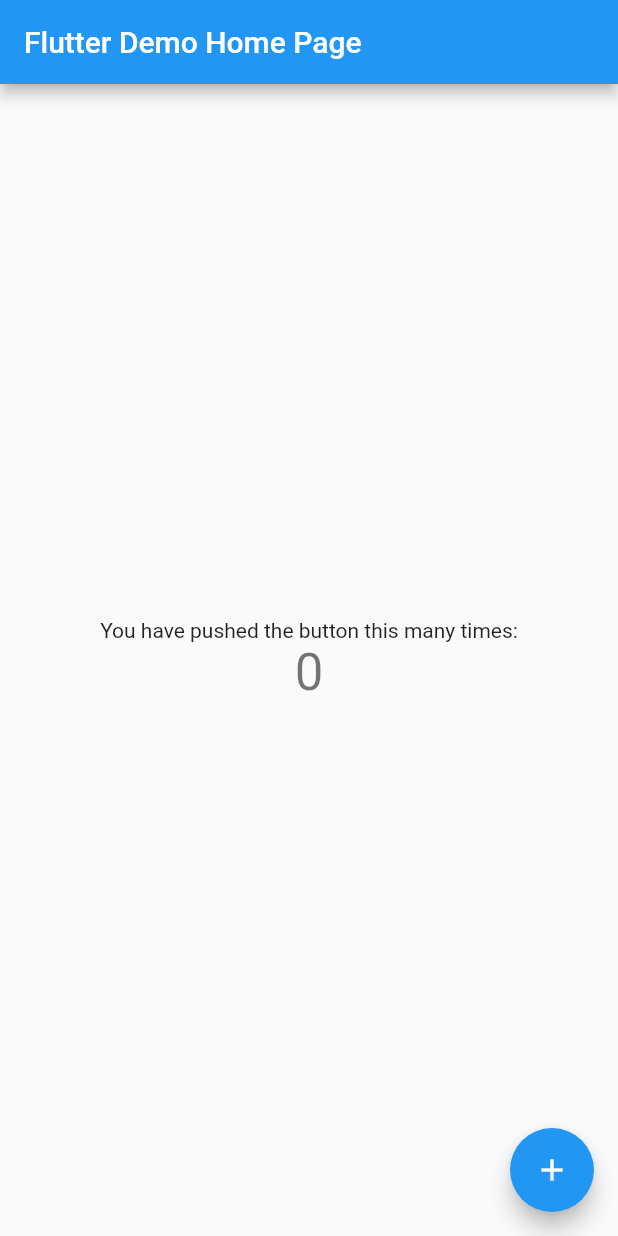
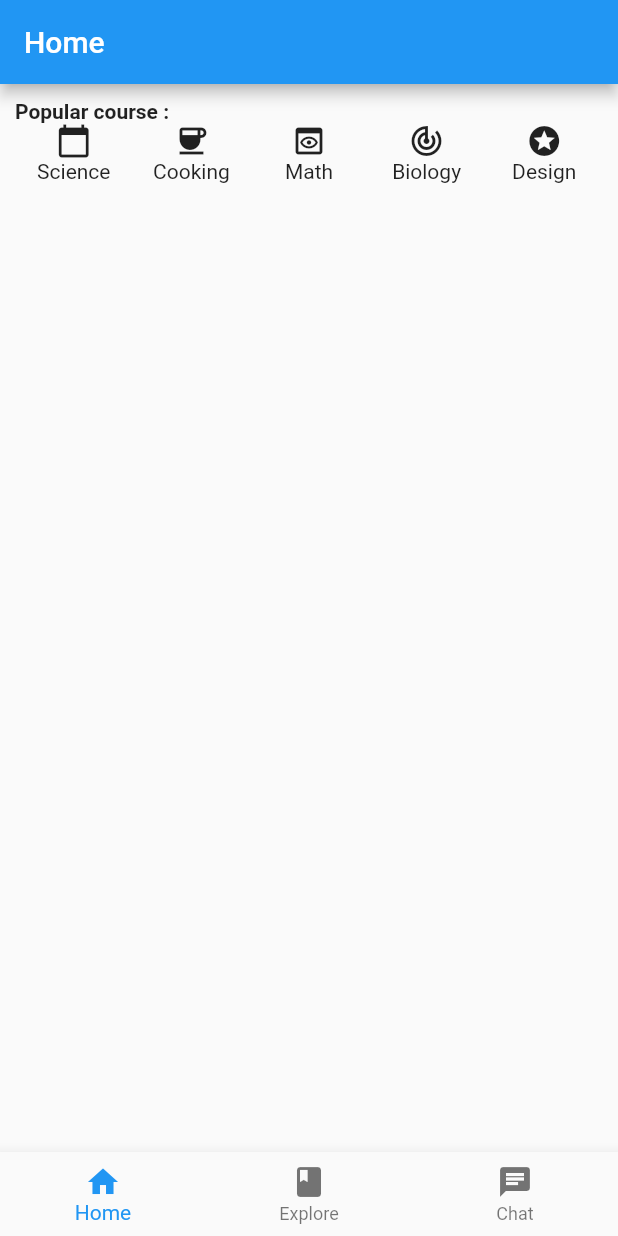
Before and after one commit to mocamacama/utsmobdev, a Flutter app: the screen it shows after launch, on a phone screen of 412 x 824 dp. Run offline on Flutter 3.47's test engine with Material 2 defaults, Android fonts, the phone set to English and light mode, and no system bars.

Commit message:
botton jadi dan sedikit atas

```diff
--- /dev/null
+++ b/lib/haiz1.dart
@@ -0,0 +1,75 @@
+import 'package:flutter/material.dart';
+
+class Home extends StatefulWidget {
+  // final String id;
+
+  // Daftarjadwal({required this.id}) : super();
+
+  @override
+  _Home createState() => _Home();
+}
+
+class _Home extends State<Home> {
+  // String id;
+
+  // _Daftarjadwal(this.id);
+
+  @override
+  Widget build(BuildContext context) {
+    return Scaffold(
+        appBar: AppBar(
+          title: Text('Home'),
+        ),
+        body: Padding(
+            padding: EdgeInsets.only(left: 10, right: 10, top: 10, bottom: 10),
+            child: Column(
+              // ignore: prefer_const_literals_to_create_immutables
+              mainAxisAlignment: MainAxisAlignment.start,
+              crossAxisAlignment: CrossAxisAlignment.start,
+              children: [
+                Text(
+                  "Popular course :",
+                  style: TextStyle(fontWeight: FontWeight.bold),
+                ),
+                SizedBox(width: 50),
+                Row(
+                  children: [
+                    Expanded(
+                      flex: 1,
+                      child: Column(
+                        children: [Icon(Icons.calendar_today), Text("Science")],
+                      ),
+                    ),
+                    Expanded(
+                      flex: 1,
+                      child: Column(
+                        children: [Icon(Icons.coffee), Text("Cooking")],
+                      ),
+                    ),
+                    Expanded(
+                      flex: 1,
+                      child: Column(
+                        children: [Icon(Icons.preview_outlined), Text("Math")],
+                      ),
+                    ),
+                    Expanded(
+                      flex: 1,
+                      child: Column(
+                        children: [
+                          Icon(Icons.track_changes_outlined),
+                          Text("Biology")
+                        ],
+                      ),
+                    ),
+                    Expanded(
+                      flex: 1,
+                      child: Column(
+                        children: [Icon(Icons.stars), Text("Design")],
+                      ),
+                    ),
+                  ],
+                )
+              ],
+            )));
+  }
+}
--- /dev/null
+++ b/lib/haiz2.dart
@@ -0,0 +1,35 @@
+// ignore_for_file: prefer_const_constructors
+
+import 'package:flutter/material.dart';
+
+class Explore extends StatefulWidget {
+  // final String id;
+
+  // Daftarsiswa({required this.id}) : super();
+
+  @override
+  _Explore createState() => _Explore();
+}
+
+class _Explore extends State<Explore> {
+  // String id;
+
+  // _Daftarsiswa(this.id);
+
+  @override
+  Widget build(BuildContext context) {
+    return Scaffold(
+        appBar: AppBar(
+          title: const Text("Explore"),
+        ),
+        body: Padding(
+            padding: EdgeInsets.only(left: 10, right: 10, top: 10, bottom: 10),
+            child: Column(
+              // ignore: prefer_const_literals_to_create_immutables
+              children: [
+                Text("PIKACHU"),
+                // Image(image: AssetImage('assets/pikachu.jpg'))
+              ],
+            )));
+  }
+}
--- a/lib/main.dart
+++ b/lib/main.dart
@@ -1,4 +1,11 @@
+// ignore_for_file: prefer_const_constructors
+
 import 'package:flutter/material.dart';
+import 'package:uts_mobdev/haiz2.dart';
+
+import 'haiz1.dart';
+import 'haiz3.dart';
+import 'haiz2.dart';
 
 void main() {
   runApp(const MyApp());
@@ -49,6 +56,9 @@
 
 class _MyHomePageState extends State<MyHomePage> {
   int _counter = 0;
+  final formKey = GlobalKey<FormState>();
+  int _selectedIndex = 0;
+  final bottomBar = [Home(), Explore(), Chat()];
 
   void _incrementCounter() {
     setState(() {
@@ -61,55 +71,27 @@
     });
   }
 
+  void _onTapItem(int index) {
+    setState(() {
+      _selectedIndex = index;
+    });
+  }
+
   @override
   Widget build(BuildContext context) {
-    // This method is rerun every time setState is called, for instance as done
-    // by the _incrementCounter method above.
-    //
-    // The Flutter framework has been optimized to make rerunning build methods
-    // fast, so that you can just rebuild anything that needs updating rather
-    // than having to individually change instances of widgets.
     return Scaffold(
-      appBar: AppBar(
-        // Here we take the value from the MyHomePage object that was created by
-        // the App.build method, and use it to set our appbar title.
-        title: Text(widget.title),
+      body: bottomBar.elementAt(_selectedIndex),
+      bottomNavigationBar: BottomNavigationBar(
+        // ignore: prefer_const_literals_to_create_immutables
+        items: <BottomNavigationBarItem>[
+          BottomNavigationBarItem(icon: Icon(Icons.home), label: "Home"),
+          BottomNavigationBarItem(icon: Icon(Icons.book), label: "Explore"),
+          BottomNavigationBarItem(icon: Icon(Icons.chat), label: "Chat"),
+        ],
+        type: BottomNavigationBarType.fixed,
+        currentIndex: _selectedIndex,
+        onTap: _onTapItem,
       ),
-      body: Center(
-        // Center is a layout widget. It takes a single child and positions it
-        // in the middle of the parent.
-        child: Column(
-          // Column is also a layout widget. It takes a list of children and
-          // arranges them vertically. By default, it sizes itself to fit its
-          // children horizontally, and tries to be as tall as its parent.
-          //
-          // Invoke "debug painting" (press "p" in the console, choose the
-          // "Toggle Debug Paint" action from the Flutter Inspector in Android
-          // Studio, or the "Toggle Debug Paint" command in Visual Studio Code)
-          // to see the wireframe for each widget.
-          //
-          // Column has various properties to control how it sizes itself and
-          // how it positions its children. Here we use mainAxisAlignment to
-          // center the children vertically; the main axis here is the vertical
-          // axis because Columns are vertical (the cross axis would be
-          // horizontal).
-          mainAxisAlignment: MainAxisAlignment.center,
-          children: <Widget>[
-            const Text(
-              'You have pushed the button this many times:',
-            ),
-            Text(
-              '$_counter',
-              style: Theme.of(context).textTheme.headline4,
-            ),
-          ],
-        ),
-      ),
-      floatingActionButton: FloatingActionButton(
-        onPressed: _incrementCounter,
-        tooltip: 'Increment',
-        child: const Icon(Icons.add),
-      ), // This trailing comma makes auto-formatting nicer for build methods.
     );
   }
 }
```
Also changed, not shown: lib/haiz3.dart (added, +60 -0 lines).
